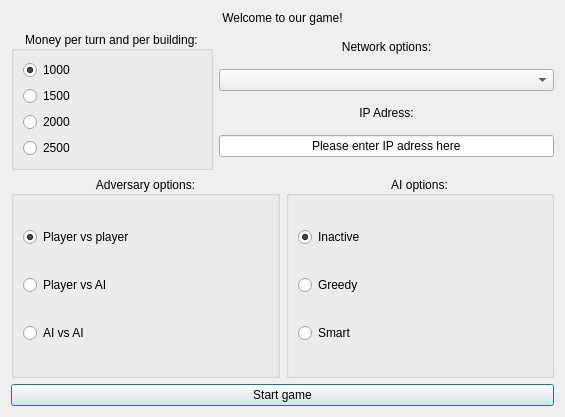
This is AdvanceWars/startingwindow.ui in ulb-be-pauleroy/QtCuteSmart_Advance_Wars as Qt 5 draws it before an edit. The edited form follows.
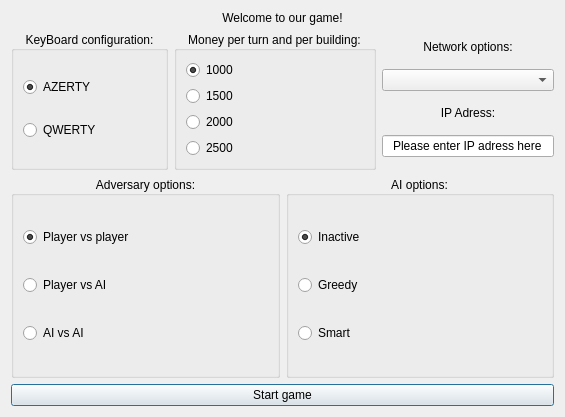
This is the edited form.

Commit message: Implements controls wor qwerty keyboard

What changed in the file:
```diff
--- a/AdvanceWars/startingwindow.ui
+++ b/AdvanceWars/startingwindow.ui
@@ -38,6 +38,39 @@
    </item>
    <item>
     <layout class="QHBoxLayout" name="horizontalLayout_2">
+     <item>
+      <layout class="QVBoxLayout" name="verticalLayout_9">
+       <item>
+        <widget class="QGroupBox" name="groupBox_4">
+         <property name="title">
+          <string>KeyBoard configuration:</string>
+         </property>
+         <property name="alignment">
+          <set>Qt::AlignCenter</set>
+         </property>
+         <layout class="QVBoxLayout" name="verticalLayout_10">
+          <item>
+           <widget class="QRadioButton" name="AzertyButton">
+            <property name="text">
+             <string>AZERTY</string>
+            </property>
+            <property name="checked">
+             <bool>true</bool>
+            </property>
+           </widget>
+          </item>
+          <item>
+           <widget class="QRadioButton" name="QwertyButton">
+            <property name="text">
+             <string>QWERTY</string>
+            </property>
+           </widget>
+          </item>
+         </layout>
+        </widget>
+       </item>
+      </layout>
+     </item>
      <item>
       <layout class="QVBoxLayout" name="verticalLayout_4">
        <item>
```
The commit also changes 4 other files.
